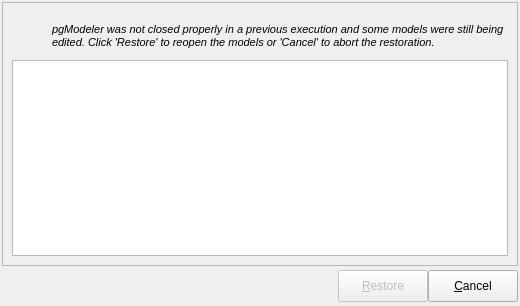
Before: the Qt Designer form libpgmodeler_ui/ui/modelrestorationform.ui in pgmodeler/pgmodeler, drawn with Qt 5.
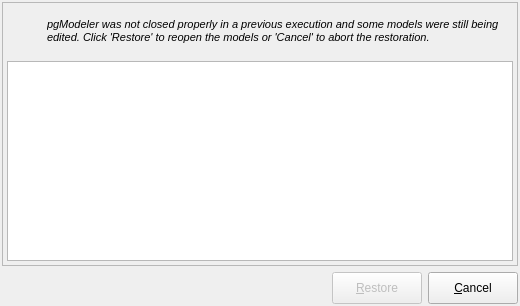
After: the same form once the commit is applied. Icons and pictures are not drawn.

```diff
--- a/libpgmodeler_ui/ui/modelrestorationform.ui
+++ b/libpgmodeler_ui/ui/modelrestorationform.ui
@@ -42,101 +42,16 @@
    <property name="margin">
     <number>2</number>
    </property>
-   <property name="spacing">
-    <number>4</number>
+   <property name="topMargin">
+    <number>2</number>
    </property>
-   <item row="1" column="0">
-    <layout class="QGridLayout" name="buttons_grid">
-     <property name="leftMargin">
-      <number>4</number>
-     </property>
-     <property name="bottomMargin">
-      <number>2</number>
-     </property>
-     <property name="spacing">
-      <number>0</number>
-     </property>
-     <item row="0" column="1">
-      <spacer>
-       <property name="orientation">
-        <enum>Qt::Horizontal</enum>
-       </property>
-       <property name="sizeHint" stdset="0">
-        <size>
-         <width>91</width>
-         <height>27</height>
-        </size>
-       </property>
-      </spacer>
-     </item>
-     <item row="0" column="2">
-      <widget class="QPushButton" name="restore_btn">
-       <property name="enabled">
-        <bool>false</bool>
-       </property>
-       <property name="minimumSize">
-        <size>
-         <width>90</width>
-         <height>32</height>
-        </size>
-       </property>
-       <property name="maximumSize">
-        <size>
-         <width>90</width>
-         <height>16777215</height>
-        </size>
-       </property>
-       <property name="text">
-        <string>&amp;Restore</string>
-       </property>
-       <property name="icon">
-        <iconset resource="../res/resources.qrc">
-         <normaloff>:/icones/icones/restaurarobjeto.png</normaloff>:/icones/icones/restaurarobjeto.png</iconset>
-       </property>
-       <property name="default">
-        <bool>true</bool>
-       </property>
-      </widget>
-     </item>
-     <item row="0" column="3">
-      <widget class="QPushButton" name="cancel_btn">
-       <property name="minimumSize">
-        <size>
-         <width>90</width>
-         <height>32</height>
-        </size>
-       </property>
-       <property name="maximumSize">
-        <size>
-         <width>90</width>
-         <height>16777215</height>
-        </size>
-       </property>
-       <property name="text">
-        <string>&amp;Cancel</string>
-       </property>
-       <property name="icon">
-        <iconset resource="../res/resources.qrc">
-         <normaloff>:/icones/icones/msgbox_erro.png</normaloff>:/icones/icones/msgbox_erro.png</iconset>
-       </property>
-       <property name="flat">
-        <bool>false</bool>
-       </property>
-      </widget>
-     </item>
-     <item row="0" column="0">
-      <widget class="QLabel" name="label">
-       <property name="text">
-        <string/>
-       </property>
-       <property name="pixmap">
-        <pixmap resource="../res/resources.qrc">:/imagens/imagens/pgmodeler_name.png</pixmap>
-       </property>
-      </widget>
-     </item>
-    </layout>
-   </item>
-   <item row="0" column="0">
+   <property name="rightMargin">
+    <number>2</number>
+   </property>
+   <property name="bottomMargin">
+    <number>2</number>
+   </property>
+   <item row="0" column="0" colspan="3">
     <widget class="QFrame" name="frame">
      <property name="enabled">
       <bool>true</bool>
@@ -154,8 +69,20 @@
       <enum>QFrame::Raised</enum>
      </property>
      <layout class="QGridLayout" name="gridLayout_2">
+      <property name="leftMargin">
+       <number>4</number>
+      </property>
+      <property name="topMargin">
+       <number>4</number>
+      </property>
+      <property name="rightMargin">
+       <number>4</number>
+      </property>
+      <property name="bottomMargin">
+       <number>4</number>
+      </property>
       <property name="spacing">
-       <number>0</number>
+       <number>6</number>
       </property>
       <item row="0" column="0">
        <widget class="QFrame" name="message_frm">
@@ -257,6 +184,88 @@
      </layout>
     </widget>
    </item>
+   <item row="1" column="0">
+    <widget class="QLabel" name="label">
+     <property name="text">
+      <string/>
+     </property>
+     <property name="pixmap">
+      <pixmap resource="../res/resources.qrc">:/imagens/imagens/pgmodeler_name.png</pixmap>
+     </property>
+    </widget>
+   </item>
+   <item row="1" column="1">
+    <spacer>
+     <property name="orientation">
+      <enum>Qt::Horizontal</enum>
+     </property>
+     <property name="sizeHint" stdset="0">
+      <size>
+       <width>186</width>
+       <height>27</height>
+      </size>
+     </property>
+    </spacer>
+   </item>
+   <item row="1" column="2">
+    <layout class="QHBoxLayout" name="horizontalLayout">
+     <item>
+      <widget class="QPushButton" name="restore_btn">
+       <property name="enabled">
+        <bool>false</bool>
+       </property>
+       <property name="minimumSize">
+        <size>
+         <width>90</width>
+         <height>32</height>
+        </size>
+       </property>
+       <property name="maximumSize">
+        <size>
+         <width>90</width>
+         <height>16777215</height>
+        </size>
+       </property>
+       <property name="text">
+        <string>&amp;Restore</string>
+       </property>
+       <property name="icon">
+        <iconset resource="../res/resources.qrc">
+         <normaloff>:/icones/icones/restaurarobjeto.png</normaloff>:/icones/icones/restaurarobjeto.png</iconset>
+       </property>
+       <property name="default">
+        <bool>true</bool>
+       </property>
+      </widget>
+     </item>
+     <item>
+      <widget class="QPushButton" name="cancel_btn">
+       <property name="minimumSize">
+        <size>
+         <width>90</width>
+         <height>32</height>
+        </size>
+       </property>
+       <property name="maximumSize">
+        <size>
+         <width>90</width>
+         <height>16777215</height>
+        </size>
+       </property>
+       <property name="text">
+        <string>&amp;Cancel</string>
+       </property>
+       <property name="icon">
+        <iconset resource="../res/resources.qrc">
+         <normaloff>:/icones/icones/msgbox_erro.png</normaloff>:/icones/icones/msgbox_erro.png</iconset>
+       </property>
+       <property name="flat">
+        <bool>false</bool>
+       </property>
+      </widget>
+     </item>
+    </layout>
+   </item>
   </layout>
  </widget>
  <resources>
```
Left out of the diff: 15 changed lines with no effect on the pictures.
